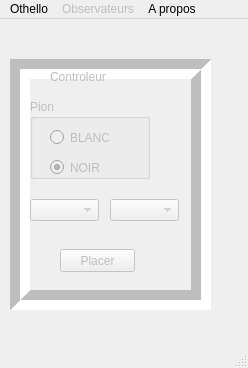
Before: the Qt Designer form OthelloQt/othelloqt.ui in befrost/OthelloQt, drawn with Qt 5.
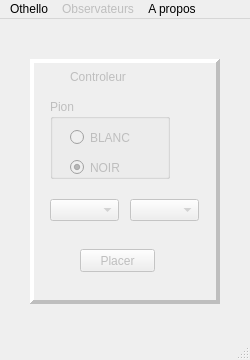
After: the same form once the commit is applied.

```diff
--- a/OthelloQt/othelloqt.ui
+++ b/OthelloQt/othelloqt.ui
@@ -6,10 +6,22 @@
    <rect>
     <x>0</x>
     <y>0</y>
-    <width>248</width>
-    <height>368</height>
+    <width>250</width>
+    <height>360</height>
    </rect>
   </property>
+  <property name="minimumSize">
+   <size>
+    <width>250</width>
+    <height>360</height>
+   </size>
+  </property>
+  <property name="maximumSize">
+   <size>
+    <width>250</width>
+    <height>360</height>
+   </size>
+  </property>
   <property name="windowTitle">
    <string>Jouer à Othello</string>
   </property>
@@ -20,20 +32,23 @@
     </property>
     <property name="geometry">
      <rect>
-      <x>10</x>
+      <x>30</x>
       <y>40</y>
-      <width>201</width>
-      <height>251</height>
+      <width>190</width>
+      <height>245</height>
      </rect>
     </property>
     <property name="frameShape">
-     <enum>QFrame::Box</enum>
+     <enum>QFrame::Panel</enum>
     </property>
     <property name="frameShadow">
-     <enum>QFrame::Sunken</enum>
+     <enum>QFrame::Raised</enum>
     </property>
     <property name="lineWidth">
-     <number>10</number>
+     <number>4</number>
+    </property>
+    <property name="midLineWidth">
+     <number>0</number>
     </property>
     <widget class="QGroupBox" name="pion">
      <property name="geometry">
@@ -133,8 +148,8 @@
     <rect>
      <x>0</x>
      <y>0</y>
-     <width>248</width>
-     <height>20</height>
+     <width>250</width>
+     <height>22</height>
     </rect>
    </property>
    <widget class="QMenu" name="menuOthello">
```
